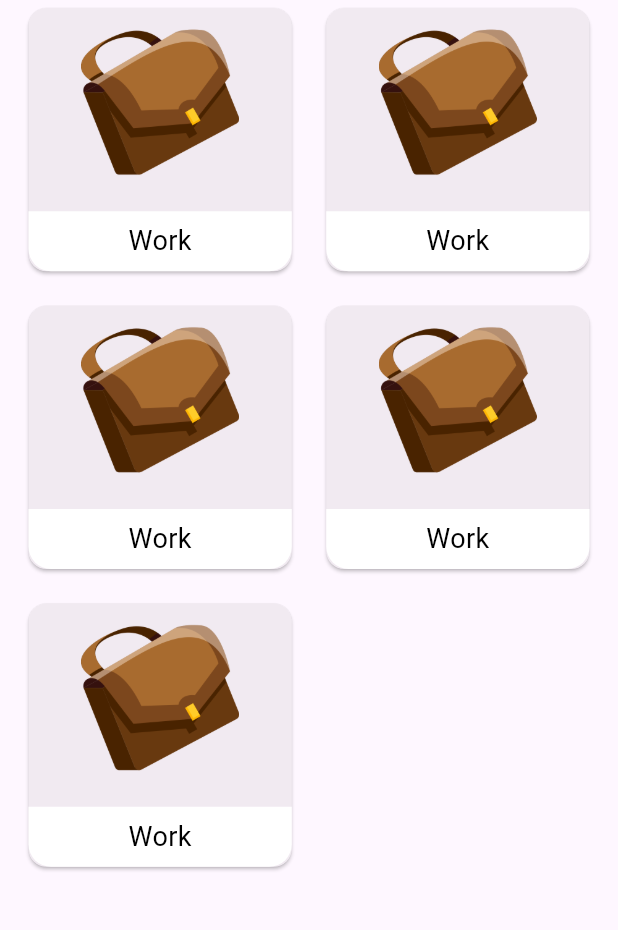
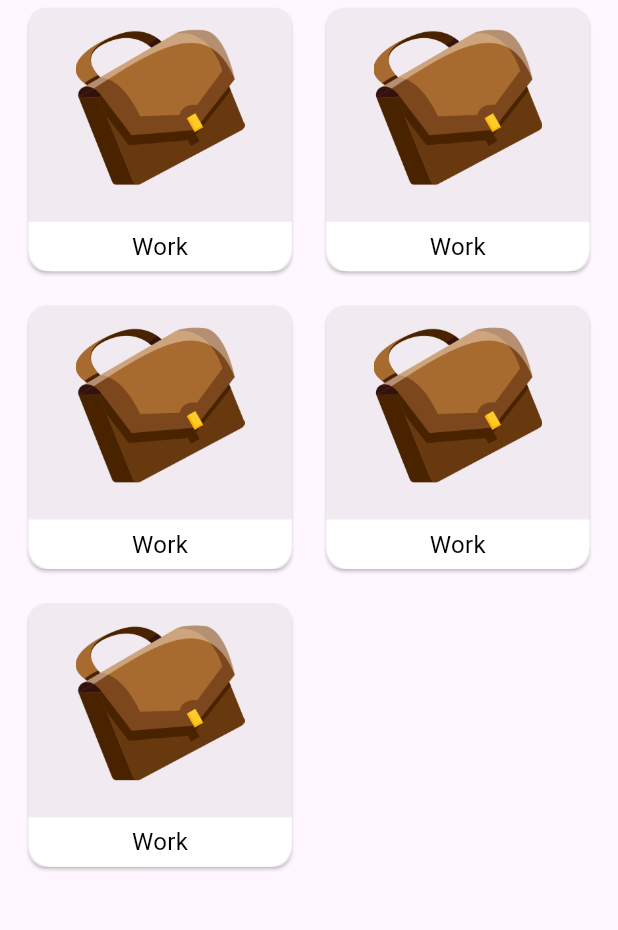
Before and after one commit to SalahMamdouh/Bemo, a Flutter app: the Home screen opened by its route, on a phone screen of 412 x 824 dp, the part 82-1012 px from its top. Run offline on Flutter 3.47's test engine with Material 3 defaults, Android fonts, the phone set to English and light mode, and no system bars.

Commit message:
text modification

```diff
--- a/lib/components/custom_card.dart
+++ b/lib/components/custom_card.dart
@@ -38,7 +38,7 @@ class CustomCard extends StatelessWidget {
             // target location
             Container(
               width: double.infinity,
-              padding: const EdgeInsets.symmetric(vertical: 7),
+              padding: const EdgeInsets.symmetric(vertical: 5),
               decoration: const BoxDecoration(
                 color: Colors.white,
                 borderRadius: BorderRadius.only(
@@ -49,7 +49,7 @@ class CustomCard extends StatelessWidget {
               child: CustomTxt(
                 txt: txt,
                 color: Colors.black,
-                size: 18,
+                size: 16,
                 font: true,
                 logo: false,
                 bold: false,
```
